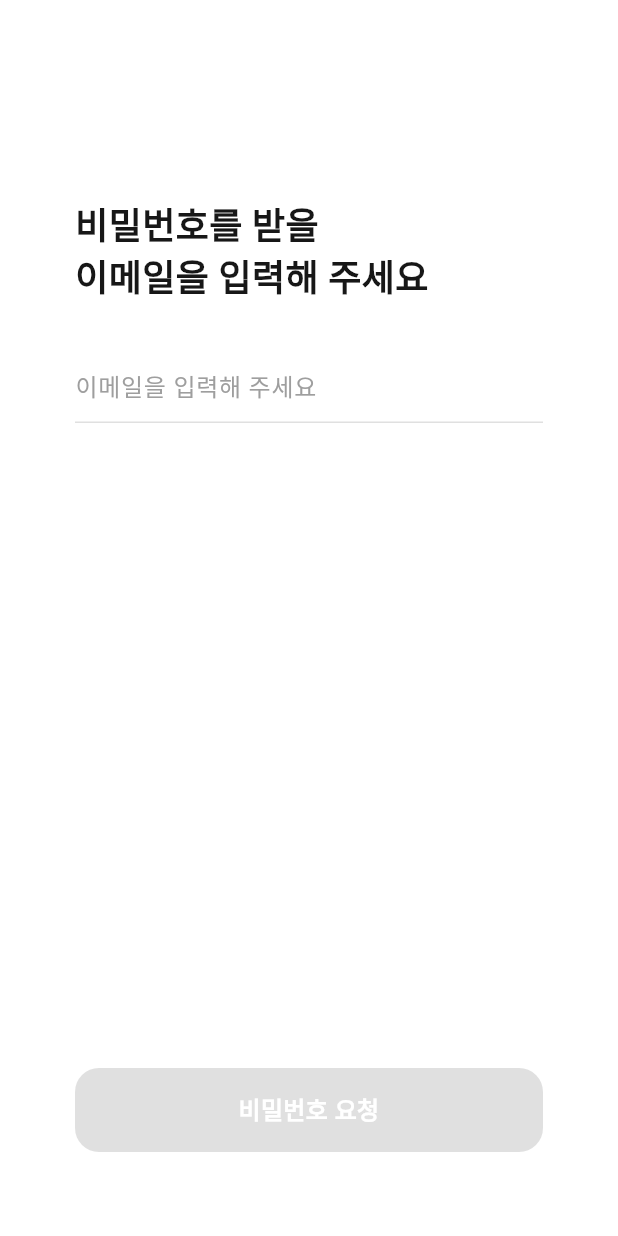
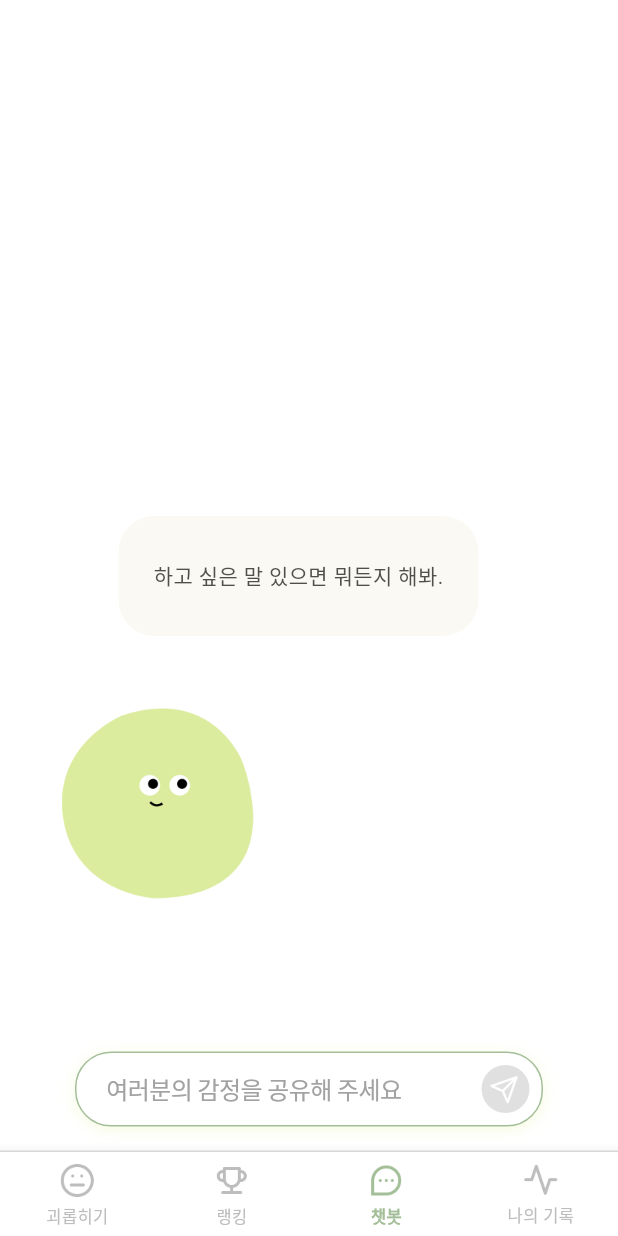
Before and after one commit to 5th-COKATHON/Team2-Client, a Flutter app: the screen it shows after launch, on a phone screen of 412 x 824 dp. Run offline on Flutter 3.47's test engine with Material 3 defaults, Android fonts, the phone set to English and light mode, and no system bars; our stand-ins replace flutter_dotenv, get, sensors_plus; missing offline and left inert: dart:ffi.

Commit message:
FEAT: 챗봇 기본 디자인

```diff
--- a/lib/components/custom_bottom_bar.dart
+++ b/lib/components/custom_bottom_bar.dart
@@ -23,12 +23,12 @@ class CustomBottomBar extends StatelessWidget {
       child: BottomNavigationBar(
         type: BottomNavigationBarType.fixed,
         backgroundColor: Colors.white,
-        selectedItemColor: Colors.black,
+        selectedItemColor: Color(0xFFA3BE98),
         unselectedItemColor: Color(0xffbdbdbd),
         selectedLabelStyle: TextStyle(
-          color: Colors.black,
+          color: Color(0xFFA3BE98),
           fontSize: 11,
-          fontWeight: FontWeight.w400,
+          fontWeight: FontWeight.w600,
           height: 1.20,
         ),
         unselectedLabelStyle: TextStyle(
@@ -38,24 +38,6 @@ class CustomBottomBar extends StatelessWidget {
           height: 1.20,
         ),
         items: <BottomNavigationBarItem>[
-          // 소통하기
-          BottomNavigationBarItem(
-            icon: Padding(
-              padding: const EdgeInsets.only(bottom: 5),
-              child: Image.asset(
-                'assets/smile.png',
-                width: 24,
-              ),
-            ),
-            activeIcon: Padding(
-              padding: const EdgeInsets.only(bottom: 5),
-              child: Image.asset(
-                'assets/smile.png',
-                width: 24,
-              ),
-            ),
-            label: '소통하기',
-          ),
           // 괴롭히기
           BottomNavigationBarItem(
             icon: Padding(
@@ -86,11 +68,29 @@ class CustomBottomBar extends StatelessWidget {
             activeIcon: Padding(
               padding: const EdgeInsets.only(bottom: 5),
               child: Image.asset(
-                'assets/ranking.png',
+                'assets/ranking_active.png',
                 width: 24,
               ),
             ),
             label: '랭킹',
+          ),
+          // 챗봇
+          BottomNavigationBarItem(
+            icon: Padding(
+              padding: const EdgeInsets.only(bottom: 5),
+              child: Image.asset(
+                'assets/chat.png',
+                width: 24,
+              ),
+            ),
+            activeIcon: Padding(
+              padding: const EdgeInsets.only(bottom: 5),
+              child: Image.asset(
+                'assets/chat_active.png',
+                width: 24,
+              ),
+            ),
+            label: '챗봇',
           ),
           // 나의 기록
           BottomNavigationBarItem(
@@ -115,11 +115,13 @@ class CustomBottomBar extends StatelessWidget {
         onTap: (index) {
           switch (index) {
             case 0:
+              Get.toNamed('/game');
               break;
             case 1:
-              Get.toNamed('/game');
+              // 랭킹
               break;
             case 2:
+              Get.toNamed('/chat');
               break;
             case 3:
               break;
--- a/lib/main.dart
+++ b/lib/main.dart
@@ -16,7 +16,7 @@ class MainApp extends StatelessWidget {
   Widget build(BuildContext context) {
     return GetMaterialApp(
       title: '',
-      initialRoute: '/new_account',
+      initialRoute: '/chat',
       getPages: AppRoutes.routes,
     );
   }
--- a/lib/routes/app_routes.dart
+++ b/lib/routes/app_routes.dart
@@ -1,4 +1,5 @@
 import 'package:get/get.dart';
+import 'package:team2_client/views/chat_page.dart';
 import 'package:team2_client/views/game_page.dart';
 import 'package:team2_client/views/new_account/code_confirm_page.dart';
 import 'package:team2_client/views/new_account/new_account_page.dart';
@@ -19,6 +20,7 @@ class AppRoutes {
       name: '/signup',
       page: () => SignupPage(),
     ),
+    // 회원가입
     GetPage(
       name: '/new_account',
       page: () => NewAccountPage(),
@@ -42,5 +44,10 @@ class AppRoutes {
       name: '/game',
       page: () => GamePage(),
     ),
+    // 챗봇 화면
+    GetPage(
+      name: '/chat',
+      page: () => ChatPage(),
+    ),
   ];
 }
--- /dev/null
+++ b/lib/view_models/chat_controller.dart
@@ -0,0 +1,15 @@
+import 'package:flutter/material.dart';
+import 'package:get/get.dart';
+
+class ChatController extends GetxController {
+  // 텍스트 입력 컨트롤러
+  final TextEditingController messageController = TextEditingController();
+
+  // 메시지 입력 상태 관리
+  var messageText = ''.obs;
+
+  // 메시지 입력 중일 때 호출되는 함수
+  void updateMessage(String value) {
+    messageText.value = value;
+  }
+}
--- /dev/null
+++ b/lib/views/chat_page.dart
@@ -0,0 +1,145 @@
+import 'package:flutter/material.dart';
+import 'package:get/get.dart';
+import 'package:team2_client/components/custom_bottom_bar.dart';
+import 'package:team2_client/view_models/chat_controller.dart';
+
+class ChatPage extends StatelessWidget {
+  const ChatPage({super.key});
+
+  @override
+  Widget build(BuildContext context) {
+    final ChatController controller = Get.put(ChatController());
+
+    return Scaffold(
+      backgroundColor: Colors.white,
+      body: Column(
+        crossAxisAlignment: CrossAxisAlignment.start,
+        mainAxisAlignment: MainAxisAlignment.end,
+        children: [
+          Padding(
+            padding: const EdgeInsets.only(left: 79),
+            child: Container(
+              width: 240,
+              height: 80,
+              decoration: ShapeDecoration(
+                color: Color(0xFFFBF9F3),
+                shape: RoundedRectangleBorder(
+                  borderRadius: BorderRadius.circular(24),
+                ),
+              ),
+              child: Center(
+                child: Text(
+                  '하고 싶은 말 있으면 뭐든지 해봐.',
+                  style: TextStyle(
+                    color: Color(0xFF504F4A),
+                    fontSize: 14,
+                    fontWeight: FontWeight.w400,
+                    height: 1.60,
+                  ),
+                ),
+              ),
+            ),
+          ),
+          SizedBox(
+            height: 48,
+          ),
+          Padding(
+            padding: const EdgeInsets.only(left: 41),
+            child: Image.asset(
+              'assets/chat_character.png',
+              width: 128,
+              height: 127,
+            ),
+          ),
+          SizedBox(
+            height: 86,
+          ),
+          Center(
+            child: Padding(
+              padding: const EdgeInsets.symmetric(vertical: 16),
+              child: Container(
+                width: 312,
+                decoration: ShapeDecoration(
+                  color: Colors.white,
+                  shape: RoundedRectangleBorder(
+                    side: BorderSide(width: 1, color: Color(0xFFA3BE98)),
+                    borderRadius: BorderRadius.circular(24),
+                  ),
+                  shadows: [
+                    BoxShadow(
+                      color: Color(0x4CE3EE93),
+                      blurRadius: 8,
+                      offset: Offset(0, 2),
+                      spreadRadius: 0,
+                    )
+                  ],
+                ),
+                child: // 텍스트 입력창
+                    Row(
+                  mainAxisAlignment: MainAxisAlignment.spaceBetween,
+                  children: [
+                    Padding(
+                      padding: const EdgeInsets.only(left: 20),
+                      child: SizedBox(
+                        width: 240,
+                        child: Expanded(
+                            child: TextField(
+                          controller: controller.messageController,
+                          onChanged: (value) {
+                            controller.updateMessage(value);
+                          },
+                          decoration: InputDecoration(
+                            hintText: '여러분의 감정을 공유해 주세요',
+                            hintStyle: const TextStyle(
+                              color: Color(0xFFA2A2A2),
+                              fontSize: 16,
+                              fontWeight: FontWeight.w400,
+                              letterSpacing: -0.40,
+                            ),
+                            border: InputBorder.none,
+                          ),
+                          maxLines: 3, // 최대 줄 수
+                          minLines: 1, // 최소 줄 수
+                        )),
+                      ),
+                    ),
+                    Obx(() {
+                      return Padding(
+                        padding: const EdgeInsets.all(8.0),
+                        child: GestureDetector(
+                          onTap: () {},
+                          child: Container(
+                            width: 32,
+                            height: 32,
+                            decoration: ShapeDecoration(
+                              color: controller.messageText.value.isNotEmpty
+                                  ? Color(0xFFA3BE98)
+                                  : Color(0xFFE0E0E0),
+                              shape: OvalBorder(),
+                            ),
+                            child: Padding(
+                              padding: const EdgeInsets.only(
+                                right: 7,
+                                top: 6,
+                                left: 5,
+                                bottom: 5,
+                              ),
+                              child: Image.asset(
+                                'assets/send.png',
+                              ),
+                            ),
+                          ),
+                        ),
+                      );
+                    }),
+                  ],
+                ),
+              ),
+            ),
+          ),
+        ],
+      ),
+      bottomNavigationBar: CustomBottomBar(currentIndex: 2),
+    );
+  }
+}
```
Also changed, not shown: assets/chat.png (added), assets/chat_active.png (added), assets/chat_character.png (added), assets/ranking_active.png (added), assets/send.png (added), pubspec.lock.
